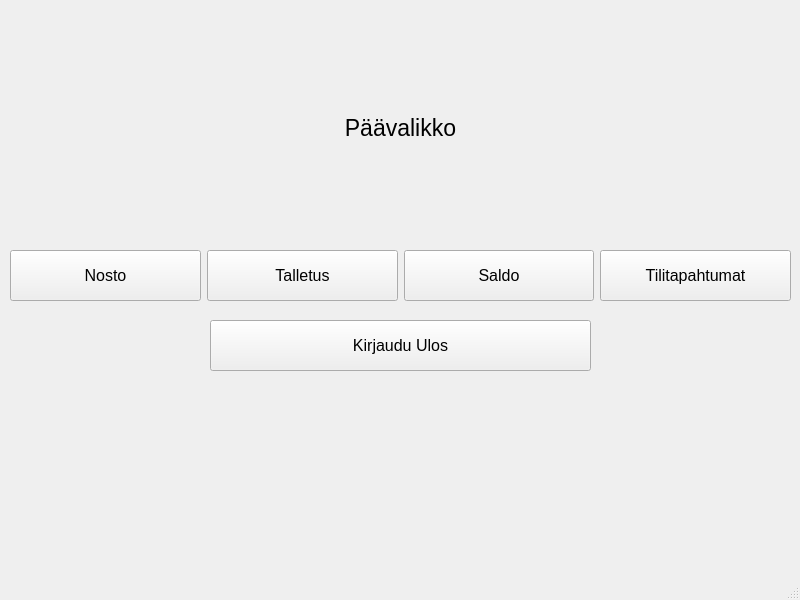
Above: bank-automat/bankmenuwindow.ui from Haarmes/Bankautomat-Project before the change. Below: the same form after it.
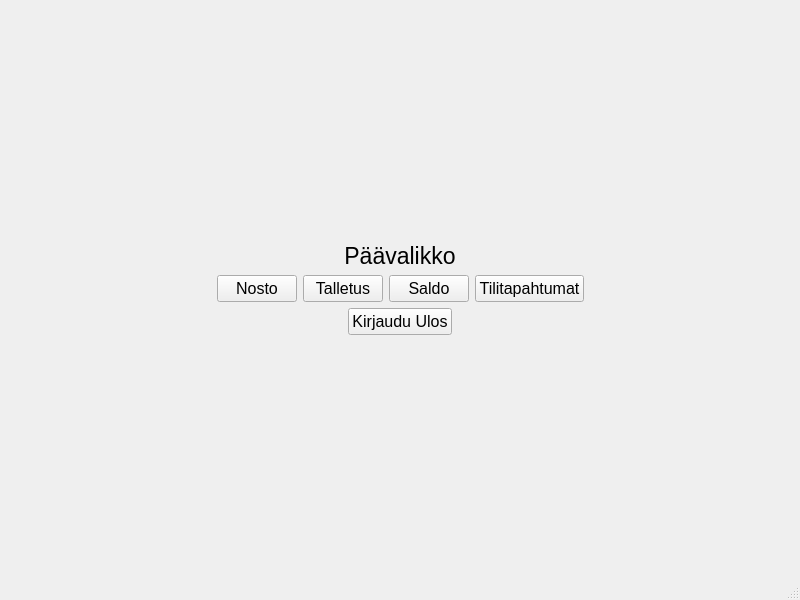
That is the form after the change.

Diff of the .ui file:
```diff
--- a/bank-automat/bankmenuwindow.ui
+++ b/bank-automat/bankmenuwindow.ui
@@ -11,30 +11,72 @@
    </rect>
   </property>
   <property name="sizePolicy">
-   <sizepolicy hsizetype="Maximum" vsizetype="Maximum">
+   <sizepolicy hsizetype="Preferred" vsizetype="Preferred">
     <horstretch>0</horstretch>
     <verstretch>0</verstretch>
    </sizepolicy>
   </property>
+  <property name="maximumSize">
+   <size>
+    <width>800</width>
+    <height>600</height>
+   </size>
+  </property>
   <property name="windowTitle">
    <string>MainWindow</string>
   </property>
   <widget class="QWidget" name="centralwidget">
+   <property name="maximumSize">
+    <size>
+     <width>5000</width>
+     <height>5000</height>
+    </size>
+   </property>
+   <layout class="QHBoxLayout" name="horizontalLayout_2">
+    <item>
+     <spacer name="horizontalSpacer">
+      <property name="orientation">
+       <enum>Qt::Horizontal</enum>
+      </property>
+      <property name="sizeHint" stdset="0">
+       <size>
+        <width>40</width>
+        <height>20</height>
+       </size>
+      </property>
+     </spacer>
+    </item>
+    <item>
+     <layout class="QVBoxLayout" name="verticalLayout">
+      <item>
+       <spacer name="verticalSpacer_2">
+        <property name="orientation">
+         <enum>Qt::Vertical</enum>
+        </property>
+        <property name="sizeHint" stdset="0">
+         <size>
+          <width>20</width>
+          <height>40</height>
+         </size>
+        </property>
+       </spacer>
+      </item>
+      <item>
+       <layout class="QVBoxLayout" name="verticalLayout_2">
+        <item alignment="Qt::AlignHCenter">
    <widget class="QLabel" name="bankMenuLabel">
-    <property name="geometry">
-     <rect>
-      <x>10</x>
-      <y>10</y>
-      <width>781</width>
-      <height>131</height>
-     </rect>
-    </property>
     <property name="sizePolicy">
      <sizepolicy hsizetype="Minimum" vsizetype="Fixed">
       <horstretch>0</horstretch>
       <verstretch>0</verstretch>
      </sizepolicy>
     </property>
+          <property name="maximumSize">
+           <size>
+            <width>777</width>
+            <height>31</height>
+           </size>
+          </property>
     <property name="font">
      <font>
       <pointsize>17</pointsize>
@@ -47,41 +89,9 @@
      <set>Qt::AlignBottom|Qt::AlignHCenter</set>
     </property>
    </widget>
-   <widget class="QPushButton" name="btnLogout">
-    <property name="geometry">
-     <rect>
-      <x>210</x>
-      <y>320</y>
-      <width>381</width>
-      <height>51</height>
-     </rect>
-    </property>
-    <property name="sizePolicy">
-     <sizepolicy hsizetype="Preferred" vsizetype="Minimum">
-      <horstretch>0</horstretch>
-      <verstretch>0</verstretch>
-     </sizepolicy>
-    </property>
-    <property name="font">
-     <font>
-      <pointsize>12</pointsize>
-      <bold>false</bold>
-     </font>
-    </property>
-    <property name="text">
-     <string>Kirjaudu Ulos</string>
-    </property>
-   </widget>
-   <widget class="QWidget" name="">
-    <property name="geometry">
-     <rect>
-      <x>10</x>
-      <y>250</y>
-      <width>781</width>
-      <height>51</height>
-     </rect>
-    </property>
-    <layout class="QVBoxLayout" name="verticalLayout">
+        </item>
+       </layout>
+      </item>
      <item>
       <layout class="QHBoxLayout" name="horizontalLayout">
        <item>
@@ -92,6 +102,12 @@
            <verstretch>0</verstretch>
           </sizepolicy>
          </property>
+          <property name="maximumSize">
+           <size>
+            <width>190</width>
+            <height>30</height>
+           </size>
+          </property>
          <property name="font">
           <font>
            <pointsize>12</pointsize>
@@ -116,6 +132,12 @@
            <height>0</height>
           </size>
          </property>
+          <property name="maximumSize">
+           <size>
+            <width>190</width>
+            <height>30</height>
+           </size>
+          </property>
          <property name="font">
           <font>
            <pointsize>12</pointsize>
@@ -134,6 +156,12 @@
            <verstretch>0</verstretch>
           </sizepolicy>
          </property>
+          <property name="maximumSize">
+           <size>
+            <width>190</width>
+            <height>30</height>
+           </size>
+          </property>
          <property name="font">
           <font>
            <pointsize>12</pointsize>
@@ -152,6 +180,12 @@
            <verstretch>0</verstretch>
           </sizepolicy>
          </property>
+          <property name="maximumSize">
+           <size>
+            <width>190</width>
+            <height>30</height>
+           </size>
+          </property>
          <property name="font">
           <font>
            <pointsize>12</pointsize>
@@ -164,8 +198,63 @@
        </item>
       </layout>
      </item>
-    </layout>
-   </widget>
+      <item alignment="Qt::AlignHCenter">
+       <widget class="QPushButton" name="btnLogout">
+        <property name="sizePolicy">
+         <sizepolicy hsizetype="Preferred" vsizetype="Minimum">
+          <horstretch>0</horstretch>
+          <verstretch>0</verstretch>
+         </sizepolicy>
+        </property>
+        <property name="maximumSize">
+         <size>
+          <width>200</width>
+          <height>50</height>
+         </size>
+        </property>
+        <property name="font">
+         <font>
+          <pointsize>12</pointsize>
+          <bold>false</bold>
+         </font>
+        </property>
+        <property name="text">
+         <string>Kirjaudu Ulos</string>
+        </property>
+       </widget>
+      </item>
+      <item>
+       <spacer name="verticalSpacer">
+        <property name="orientation">
+         <enum>Qt::Vertical</enum>
+        </property>
+        <property name="sizeType">
+         <enum>QSizePolicy::Expanding</enum>
+        </property>
+        <property name="sizeHint" stdset="0">
+         <size>
+          <width>20</width>
+          <height>40</height>
+         </size>
+        </property>
+       </spacer>
+      </item>
+     </layout>
+    </item>
+    <item>
+     <spacer name="horizontalSpacer_2">
+      <property name="orientation">
+       <enum>Qt::Horizontal</enum>
+      </property>
+      <property name="sizeHint" stdset="0">
+       <size>
+        <width>40</width>
+        <height>20</height>
+       </size>
+      </property>
+     </spacer>
+    </item>
+   </layout>
   </widget>
   <widget class="QMenuBar" name="menubar">
    <property name="geometry">
```
Left out of the diff: 2 changed lines with no effect on the pictures. Lines whose indentation alone changed are shown as unchanged.
